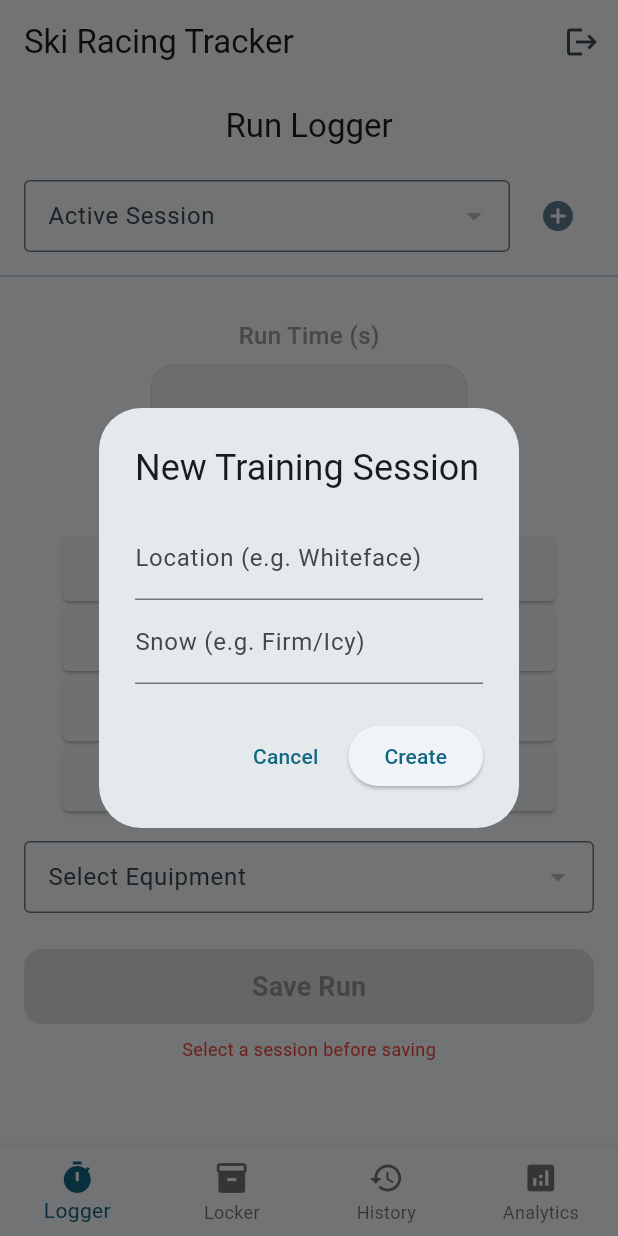
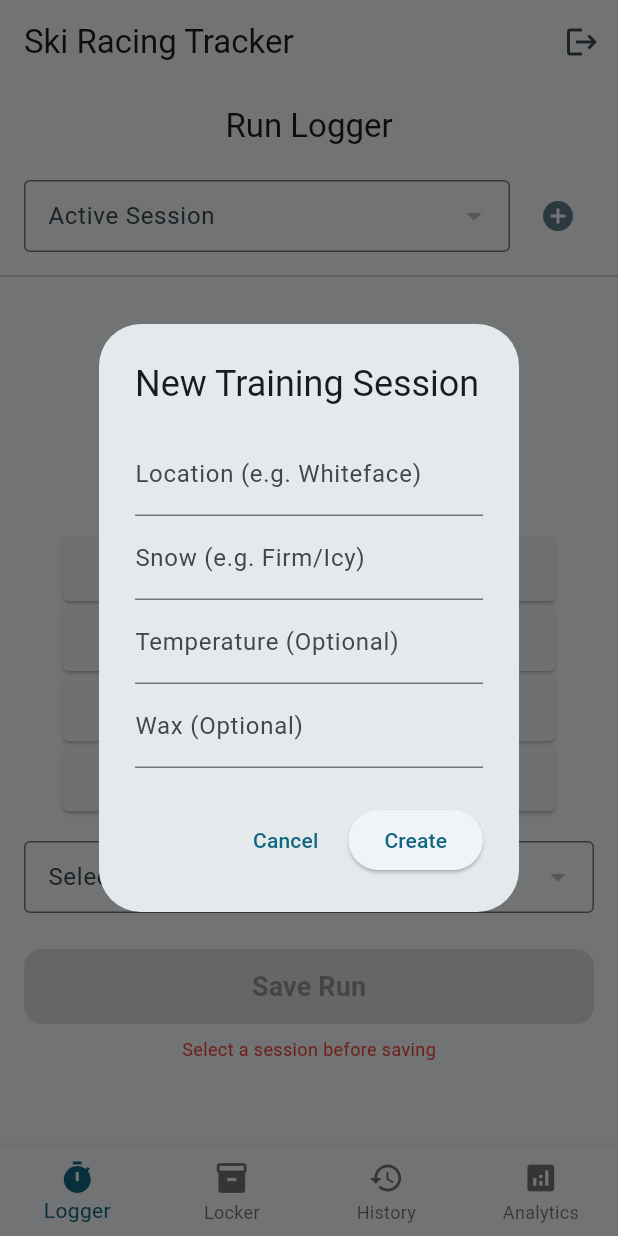
Before and after one commit to jjdavi23/Ski-Analytics-Tracker, a Flutter app: the screen it shows once a user with an empty profile is signed in, after a tap on the "add circle" icon, on a phone screen of 412 x 824 dp. Run offline on Flutter 3.47's test engine with Material 3 defaults, Android fonts, the phone set to English and light mode, and no system bars; our stand-ins replace cloud_firestore, csv, firebase_auth, firebase_core, fl_chart, flutter_riverpod and 3 more; accounts and stored records are empty.

```diff
--- a/lib/models/training_session.dart
+++ b/lib/models/training_session.dart
@@ -1,10 +1,12 @@
 //block of training
 class TrainingSession {
   final String id;
-  final String folderId; // Added folderId
+  final String folderId;
   final DateTime date;
   final String location;
   final String snowCondition;
+  final double? temperature; // Added temperature
+  final String? wax; // Added wax
 
 //things needed for TrainingSession object
   TrainingSession({
@@ -13,6 +15,8 @@ class TrainingSession {
     required this.date,
     required this.location,
     required this.snowCondition,
+    this.temperature,
+    this.wax,
   });
 
 //Creates new copy if edits are made
@@ -22,6 +26,8 @@ class TrainingSession {
     DateTime? date,
     String? location,
     String? snowCondition,
+    double? temperature,
+    String? wax,
   }) {
     return TrainingSession(
       id: id ?? this.id,
@@ -29,6 +35,8 @@ class TrainingSession {
       date: date ?? this.date,
       location: location ?? this.location,
       snowCondition: snowCondition ?? this.snowCondition,
+      temperature: temperature ?? this.temperature,
+      wax: wax ?? this.wax,
     );
   }
 
@@ -41,6 +49,8 @@ class TrainingSession {
       'date': date.toIso8601String(),
       'location': location,
       'snowCondition': snowCondition,
+      'temperature': temperature,
+      'wax': wax,
     };
   }
 
@@ -48,10 +58,12 @@ class TrainingSession {
   factory TrainingSession.fromMap(Map<String, dynamic> map) {
     return TrainingSession(
       id: map['id'] ?? '',
-      folderId: map['folderId'] ?? 'uncategorized', // Default for existing sessions
+      folderId: map['folderId'] ?? 'uncategorized',
       date: DateTime.parse(map['date'] ?? DateTime.now().toIso8601String()),
       location: map['location'] ?? '',
       snowCondition: map['snowCondition'] ?? '',
+      temperature: (map['temperature'] as num?)?.toDouble(),
+      wax: map['wax'],
     );
   }
 }
--- a/lib/providers/active_session_provider.dart
+++ b/lib/providers/active_session_provider.dart
@@ -43,6 +43,6 @@ final activeSessionProvider = Provider<TrainingSession?>((ref) {
       }
     },
     loading: () => null,
-    error: (_, _) => null,
+    error: (_, __) => null,
   );
 });
--- a/lib/providers/analytics_provider.dart
+++ b/lib/providers/analytics_provider.dart
@@ -20,7 +20,6 @@ class EquipmentAnalytics {
 
 final analyticsProvider = Provider<List<EquipmentAnalytics>>((ref) {
   final sessionId = ref.watch(sessionIdProvider);
-  final activeSession = ref.watch(activeSessionProvider);
 
   // Use .value ?? [] to safely unwrap the AsyncValues from Firebase
   final allRuns = ref.watch(runProvider).value ?? [];
@@ -31,7 +30,7 @@ final analyticsProvider = Provider<List<EquipmentAnalytics>>((ref) {
   // Filter runs: either for a specific session or all runs if 'all_time'
   final List<TrainingRun> filteredRuns = sessionId == 'all_time'
       ? allRuns
-      : allRuns.where((run) => run.sessionId == activeSession?.id).toList();
+      : allRuns.where((run) => run.sessionId == sessionId).toList();
 
   if (filteredRuns.isEmpty) return [];
 
--- a/lib/providers/navigation_provider.dart
+++ b/lib/providers/navigation_provider.dart
@@ -1,3 +1,16 @@
 import 'package:flutter_riverpod/flutter_riverpod.dart';
 
-final mainNavigationProvider = StateProvider<int>((ref) => 0);
+final mainNavigationProvider = NotifierProvider<MainNavigationNotifier, int>(() {
+  return MainNavigationNotifier();
+});
+
+class MainNavigationNotifier extends Notifier<int> {
+  @override
+  int build() {
+    return 0; // Default index
+  }
+
+  void setIndex(int index) {
+    state = index;
+  }
+}
--- a/lib/screens/analytics_screen.dart
+++ b/lib/screens/analytics_screen.dart
@@ -9,6 +9,7 @@ import '../widgets/analytics/session_selector.dart';
 import '../widgets/analytics/ranked_equipment_list.dart';
 import '../widgets/analytics/run_history_list.dart';
 import '../widgets/analytics/session_summary_card.dart';
+import '../widgets/analytics/equipment_comparison_card.dart';
 import '../widgets/run_chart_widget.dart';
 import '../services/export_service.dart';
 
@@ -78,9 +79,7 @@ class AnalyticsScreen extends ConsumerWidget {
                 ],
                 selected: {chartFilter},
                 onSelectionChanged: (newSelection) {
-                  // If you used the StateProvider, this works.
-                  // If you used the Notifier, use ref.read(chartFilterProvider.notifier).setFilter(...)
-                  ref.read(chartFilterProvider.notifier).state = newSelection.first;
+                  ref.read(chartFilterProvider.notifier).setFilter(newSelection.first);
                 },
               ),
             ),
@@ -111,6 +110,7 @@ class AnalyticsScreen extends ConsumerWidget {
                         },
                         orElse: () => const SliverToBoxAdapter(child: SizedBox.shrink()),
                       ),
+                      const EquipmentComparisonCard(),
                       const RankedEquipmentList(),
                       const RunHistoryList(),
                       const SliverPadding(padding: EdgeInsets.only(bottom: 40)),
--- a/lib/screens/main_screen.dart
+++ b/lib/screens/main_screen.dart
@@ -21,16 +21,13 @@ class MainScreen extends ConsumerWidget {
       const AnalyticsScreen(),
     ];
 
-    void _onItemTapped(int index) {
-      ref.read(mainNavigationProvider.notifier).state = index;
-    }
-
     return Scaffold(
       appBar: AppBar(
         title: const Text('Ski Racing Tracker'),
         actions: [
           IconButton(
             icon: const Icon(Icons.logout),
+            // Correctly calling the signOut method on the auth notifier
             onPressed: () => ref.read(authControllerProvider.notifier).signOut(),
             tooltip: 'Logout',
           ),
@@ -42,7 +39,10 @@ class MainScreen extends ConsumerWidget {
       ),
       bottomNavigationBar: BottomNavigationBar(
         currentIndex: selectedIndex,
-        onTap: _onItemTapped,
+        // Using the setIndex method to update state safely
+        onTap: (index) {
+          ref.read(mainNavigationProvider.notifier).setIndex(index);
+        },
         type: BottomNavigationBarType.fixed,
         items: const [
           BottomNavigationBarItem(
--- a/lib/services/export_service.dart
+++ b/lib/services/export_service.dart
@@ -48,10 +48,8 @@ class ExportService {
     }
 
     // 2. Convert to CSV string
-    // For csv 8.0.0, the const constructor is generally preferred again
-    // 2. Convert to CSV string using the modern Codec
-// Version 8.0.0 uses CsvCodec for better memory performance
-  final String csvData = CsvCodec().encoder.convert(rows);
+    final String csvData = Csv().encode(rows);
+
 
     // 3. Save to temporary file
     final Directory tempDir = await getTemporaryDirectory();
--- a/lib/widgets/analytics/run_history_list.dart
+++ b/lib/widgets/analytics/run_history_list.dart
@@ -12,7 +12,6 @@ class RunHistoryList extends ConsumerWidget {
   @override
   Widget build(BuildContext context, WidgetRef ref) {
     final sessionId = ref.watch(sessionIdProvider);
-    final activeSession = ref.watch(activeSessionProvider);
     final runsAsync = ref.watch(runProvider);
     final equipmentAsync = ref.watch(equipmentProvider);
 
--- a/lib/widgets/analytics/session_summary_card.dart
+++ b/lib/widgets/analytics/session_summary_card.dart
@@ -10,7 +10,6 @@ class SessionSummaryCard extends ConsumerWidget {
   @override
   Widget build(BuildContext context, WidgetRef ref) {
     final sessionId = ref.watch(sessionIdProvider);
-    final activeSession = ref.watch(activeSessionProvider);
     final runsAsync = ref.watch(runProvider);
 
     if (sessionId == null) {
--- a/lib/widgets/run_logger/session_selector.dart
+++ b/lib/widgets/run_logger/session_selector.dart
@@ -31,10 +31,12 @@ class SessionSelector extends ConsumerWidget {
                   border: OutlineInputBorder(),
                 ),
                 items: sessions.map((session) {
+                  final tempLabel = session.temperature != null ? ' | ${session.temperature}°' : '';
+                  final waxLabel = session.wax != null ? ' | ${session.wax}' : '';
                   return DropdownMenuItem(
                     value: session.id,
                     child: Text(
-                        '${session.location} (${session.snowCondition})'),
+                        '${session.location} (${session.snowCondition}$tempLabel$waxLabel)'),
                   );
                 }).toList(),
                 onChanged: (sessionId) {
@@ -63,6 +65,8 @@ class SessionSelector extends ConsumerWidget {
   void _showCreateSessionDialog(BuildContext context, WidgetRef ref) {
     final locationController = TextEditingController();
     final snowConditionController = TextEditingController();
+    final temperatureController = TextEditingController();
+    final waxController = TextEditingController();
 
     showDialog(
       context: context,
@@ -70,7 +74,8 @@ class SessionSelector extends ConsumerWidget {
       builder: (context) {
         return AlertDialog(
           title: const Text('New Training Session'),
-          content: Column(
+          content: SingleChildScrollView(
+            child: Column(
               mainAxisSize: MainAxisSize.min,
               children: [
                 TextField(
@@ -83,7 +88,19 @@ class SessionSelector extends ConsumerWidget {
                   decoration:
                       const InputDecoration(labelText: 'Snow (e.g. Firm/Icy)'),
                 ),
+                TextField(
+                  controller: temperatureController,
+                  decoration:
+                      const InputDecoration(labelText: 'Temperature (Optional)'),
+                  keyboardType: const TextInputType.numberWithOptions(decimal: true),
+                ),
+                TextField(
+                  controller: waxController,
+                  decoration:
+                      const InputDecoration(labelText: 'Wax (Optional)'),
+                ),
               ],
+            ),
           ),
           actions: [
             TextButton(
@@ -99,6 +116,8 @@ class SessionSelector extends ConsumerWidget {
                     date: DateTime.now(),
                     location: locationController.text,
                     snowCondition: snowConditionController.text,
+                    temperature: double.tryParse(temperatureController.text),
+                    wax: waxController.text.isNotEmpty ? waxController.text : null,
                   );
 
                   ref.read(sessionProvider.notifier).addSession(newSession);
--- a/pubspec.yaml
+++ b/pubspec.yaml
@@ -19,7 +19,7 @@ publish_to: 'none' # Remove this line if you wish to publish to pub.dev
 version: 1.0.0+1
 
 environment:
-  sdk: ^3.11.0
+  sdk: '>=3.0.0 <4.0.0'
 
 # Dependencies specify other packages that your package needs in order to work.
 # To automatically upgrade your package dependencies to the latest versions
@@ -56,6 +56,8 @@ dev_dependencies:
   # package. See that file for information about deactivating specific lint
   # rules and activating additional ones.
   flutter_lints: ^6.0.0
+  build_runner: ^2.13.1
+  riverpod_generator: ^4.0.3
 
 # For information on the generic Dart part of this file, see the
 # following page: https://dart.dev/tools/pub/pubspec
```
Also changed, not shown: lib/screens/sessions_screen.dart (+29 -36 lines), lib/services/analytics_service.dart (added, +12 -0 lines), lib/widgets/analytics/equipment_comparison_card.dart (added, +151 -0 lines), pubspec.lock, 2 other files. Lines whose indentation alone changed are shown as unchanged.
